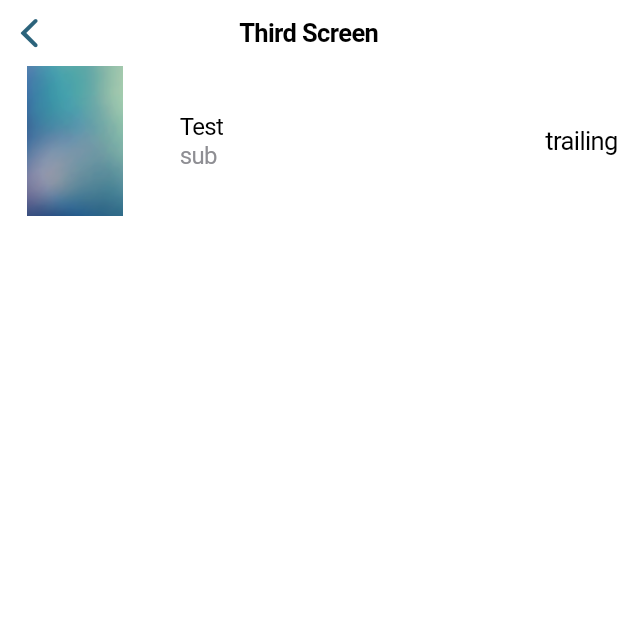
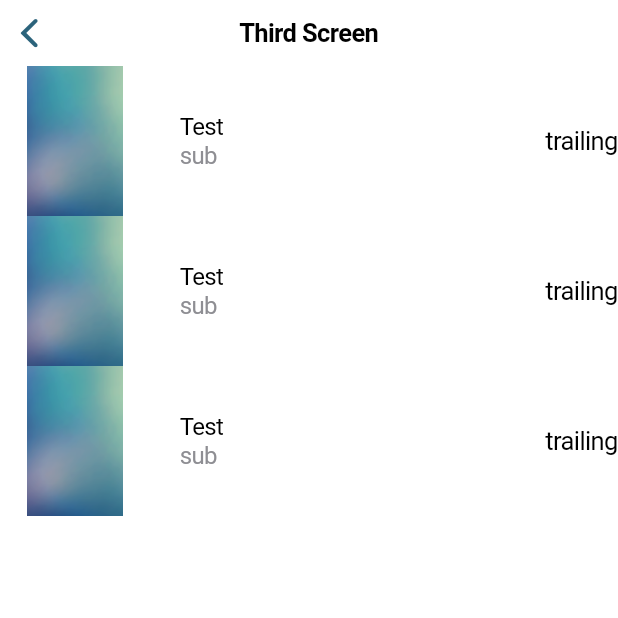
Before and after one commit to ryfazrin/Android_Dev_Test, a Flutter app: the ThirdScreen screen opened directly, on a phone screen of 412 x 824 dp, the top half of it. Run offline on Flutter 3.47's test engine with Material 2 defaults, Android fonts, the phone set to English and light mode, and no system bars.

Commit message:
update: third_screen, tambah fungsi ontap di CupertinoListTile

```diff
--- a/lib/third_screen.dart
+++ b/lib/third_screen.dart
@@ -1,4 +1,3 @@
-import 'package:android_dev_test/second_screen.dart';
 import 'package:flutter/cupertino.dart';
 import 'package:flutter/material.dart';
 
@@ -16,9 +15,10 @@ class ThirdScreen extends StatelessWidget {
       ),
       child: SafeArea(
         child: CupertinoScrollbar(
-          child: ListView(
-            children: [
-              CupertinoListTile(
+          child: ListView.builder(
+            itemCount: 3,
+            itemBuilder: (BuildContext context, int index) {
+              return CupertinoListTile(
                 leading: Image.asset(
                   "assets/background.png",
                   width: 100,
@@ -28,12 +28,12 @@ class ThirdScreen extends StatelessWidget {
                 subtitle: "sub",
                 trailing: Text('trailing'),
                 onTap: () {
-                  Navigator.push(context, MaterialPageRoute(builder: (context) {
-                    return SecondScreen();
-                  }));
+                  // Navigator.push(context, MaterialPageRoute(builder: (context) {
+                  //   return SecondScreen();
+                  // }));
                 },
-              ),
-            ],
+              );
+            },
           ),
         ),
       ),
@@ -64,9 +64,9 @@ class CupertinoListTile extends StatefulWidget {
 class _StatefulStateCupertino extends State<CupertinoListTile> {
   @override
   Widget build(BuildContext context) {
-    return Container(
-      child: GestureDetector(
-        onTap: widget.onTap,
+    return GestureDetector(
+      onTap: widget.onTap,
+      child: Container(
         child: Row(
           mainAxisAlignment: MainAxisAlignment.spaceBetween,
           children: <Widget>[
```
